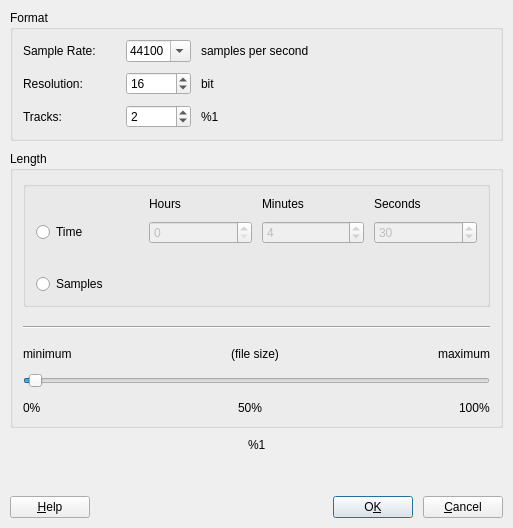
Above: plugins/newsignal/NewSigDlg.ui from KDE/kwave before the change. Below: the same form after it.
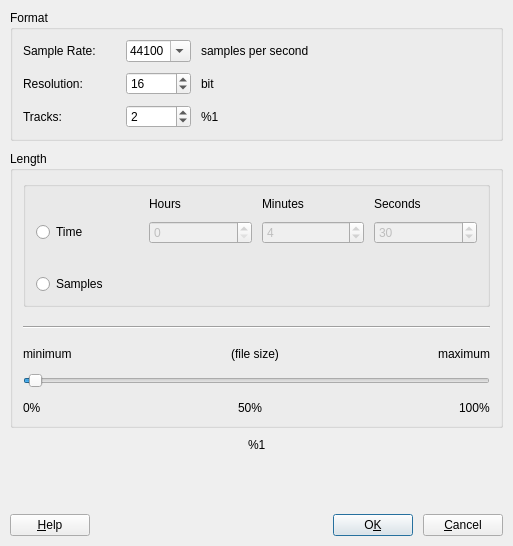
That is the form after the change. Custom widgets are drawn as their Qt base class.

The edit to the form file:
```diff
--- a/plugins/newsignal/NewSigDlg.ui
+++ b/plugins/newsignal/NewSigDlg.ui
@@ -1,13 +1,13 @@
 <ui version="4.0" >
  <author>Thomas Eschenbacher &lt;Thomas.Eschenbacher@gmx.de></author>
  <class>NewSigDlg</class>
- <widget class="QDialog" name="NewSigDlg" >
-  <property name="geometry" >
+ <widget class="QDialog" name="NewSigDlg">
+  <property name="geometry">
    <rect>
     <x>0</x>
     <y>0</y>
     <width>513</width>
-    <height>528</height>
+    <height>546</height>
    </rect>
   </property>
   <property name="windowTitle" >
@@ -908,8 +908,7 @@
    </item>
   </layout>
  </widget>
- <layoutdefault spacing="10" margin="10" />
- <pixmapfunction>qPixmapFromMimeSource</pixmapfunction>
+ <layoutdefault spacing="10" margin="10"/>
  <customwidgets>
   <customwidget>
    <class>KIntNumInput</class>
```
Left out of the diff: 619 changed lines with no effect on the pictures.
